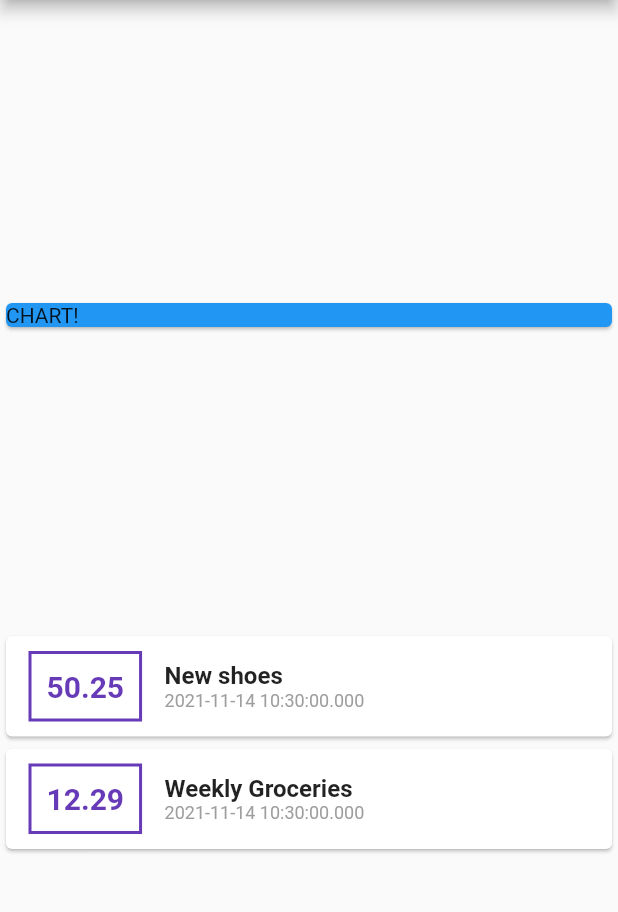
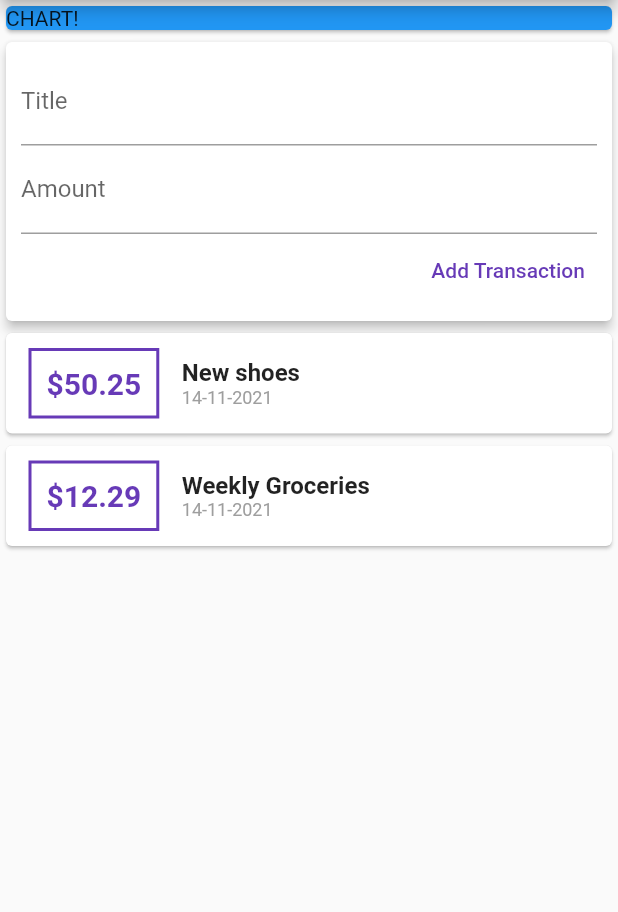
Before and after one commit to PratikJH153/Personal-Expenses-App, a Flutter app: the screen it shows after launch, on a phone screen of 412 x 824 dp, the part 84-996 px from its top. Run offline on Flutter 3.47's test engine with Material 2 defaults, Android fonts, the phone set to English and light mode, and no system bars.

Commit message:
Added Transaction List and It's functionality

```diff
--- a/lib/main.dart
+++ b/lib/main.dart
@@ -1,5 +1,5 @@
+import 'package:expensesapp/widgets/user_transaction.dart';
 import 'package:flutter/material.dart';
-import './models/transaction.dart';
 
 void main() => runApp(const MyApp());
 
@@ -8,7 +8,7 @@ class MyApp extends StatelessWidget {
 
   @override
   Widget build(BuildContext context) {
-    return MaterialApp(
+    return const MaterialApp(
       debugShowCheckedModeBanner: false,
       title: "Personal Expenses App",
       home: HomePage(),
@@ -17,22 +17,7 @@ class MyApp extends StatelessWidget {
 }
 
 class HomePage extends StatelessWidget {
-  HomePage({Key? key}) : super(key: key);
-
-  final List<Transaction> transactions = [
-    Transaction(
-      id: 't1',
-      title: 'New shoes',
-      amount: 50.25,
-      date: DateTime.now(),
-    ),
-    Transaction(
-      id: 't2',
-      title: 'Weekly Groceries',
-      amount: 12.29,
-      date: DateTime.now(),
-    ),
-  ];
+  const HomePage({Key? key}) : super(key: key);
 
   @override
   Widget build(BuildContext context) {
@@ -40,67 +25,15 @@ class HomePage extends StatelessWidget {
       appBar: AppBar(
         title: const Text("Personal Expenses"),
       ),
-      body: Container(
+      body: SingleChildScrollView(
         child: Column(
           crossAxisAlignment: CrossAxisAlignment.stretch,
-          mainAxisAlignment: MainAxisAlignment.spaceEvenly,
-          children: [
-            const Card(
+          children: const [
+            Card(
               color: Colors.blue,
               child: Text("CHART!"),
             ),
-            Column(
-              children: transactions.map(
-                (tx) {
-                  return Card(
-                    child: Row(
-                      children: [
-                        Container(
-                          margin: const EdgeInsets.symmetric(
-                            vertical: 10,
-                            horizontal: 15,
-                          ),
-                          padding: const EdgeInsets.all(10),
-                          decoration: BoxDecoration(
-                            border: Border.all(
-                              color: Colors.deepPurple,
-                              width: 2,
-                            ),
-                          ),
-                          child: Text(
-                            tx.amount.toString(),
-                            style: const TextStyle(
-                              fontWeight: FontWeight.bold,
-                              fontSize: 20,
-                              color: Colors.deepPurple,
-                            ),
-                          ),
-                        ),
-                        Column(
-                          crossAxisAlignment: CrossAxisAlignment.start,
-                          children: [
-                            Text(
-                              tx.title,
-                              style: const TextStyle(
-                                fontWeight: FontWeight.bold,
-                                fontSize: 16,
-                              ),
-                            ),
-                            Text(
-                              tx.date.toString(),
-                              style: const TextStyle(
-                                fontSize: 12,
-                                color: Colors.grey,
-                              ),
-                            )
-                          ],
-                        ),
-                      ],
-                    ),
-                  );
-                },
-              ).toList(),
-            )
+            UserTransaction(),
           ],
         ),
       ),
--- /dev/null
+++ b/lib/widgets/new_transaction.dart
@@ -0,0 +1,46 @@
+import 'package:flutter/material.dart';
+
+class NewTransaction extends StatelessWidget {
+  final Function addTx;
+  NewTransaction(this.addTx, {Key? key}) : super(key: key);
+
+  final TextEditingController _titleController = TextEditingController();
+  final TextEditingController _amountController = TextEditingController();
+
+  @override
+  Widget build(BuildContext context) {
+    return Card(
+      elevation: 3,
+      child: Padding(
+        padding: const EdgeInsets.all(10),
+        child: Column(
+          crossAxisAlignment: CrossAxisAlignment.end,
+          children: [
+            TextField(
+              controller: _titleController,
+              decoration: const InputDecoration(
+                labelText: "Title",
+              ),
+            ),
+            TextField(
+              controller: _amountController,
+              decoration: const InputDecoration(
+                labelText: "Amount",
+              ),
+            ),
+            TextButton(
+              style: TextButton.styleFrom(
+                primary: Colors.deepPurple,
+              ),
+              onPressed: () => addTx(
+                _titleController.text,
+                double.parse(_amountController.text),
+              ),
+              child: const Text("Add Transaction"),
+            ),
+          ],
+        ),
+      ),
+    );
+  }
+}
--- /dev/null
+++ b/lib/widgets/transaction_list.dart
@@ -0,0 +1,67 @@
+import 'package:expensesapp/models/transaction.dart';
+import 'package:flutter/material.dart';
+import 'package:intl/intl.dart';
+
+class TransactionList extends StatelessWidget {
+  final List<Transaction> transactions;
+  const TransactionList(this.transactions, {Key? key}) : super(key: key);
+
+  @override
+  Widget build(BuildContext context) {
+    return SizedBox(
+      height: 385,
+      child: ListView.builder(
+        itemBuilder: (context, index) {
+          final tx = transactions[index];
+          return Card(
+            child: Row(
+              children: [
+                Container(
+                  margin: const EdgeInsets.symmetric(
+                    vertical: 10,
+                    horizontal: 15,
+                  ),
+                  padding: const EdgeInsets.all(10),
+                  decoration: BoxDecoration(
+                    border: Border.all(
+                      color: Colors.deepPurple,
+                      width: 2,
+                    ),
+                  ),
+                  child: Text(
+                    "\$${tx.amount}",
+                    style: const TextStyle(
+                      fontWeight: FontWeight.bold,
+                      fontSize: 20,
+                      color: Colors.deepPurple,
+                    ),
+                  ),
+                ),
+                Column(
+                  crossAxisAlignment: CrossAxisAlignment.start,
+                  children: [
+                    Text(
+                      tx.title,
+                      style: const TextStyle(
+                        fontWeight: FontWeight.bold,
+                        fontSize: 16,
+                      ),
+                    ),
+                    Text(
+                      DateFormat("dd-MM-yyyy").format(tx.date),
+                      style: const TextStyle(
+                        fontSize: 12,
+                        color: Colors.grey,
+                      ),
+                    )
+                  ],
+                ),
+              ],
+            ),
+          );
+        },
+        itemCount: transactions.length,
+      ),
+    );
+  }
+}
--- /dev/null
+++ b/lib/widgets/user_transaction.dart
@@ -0,0 +1,51 @@
+import 'package:expensesapp/widgets/new_transaction.dart';
+import 'package:expensesapp/widgets/transaction_list.dart';
+import 'package:flutter/material.dart';
+import '../models/transaction.dart';
+
+class UserTransaction extends StatefulWidget {
+  const UserTransaction({Key? key}) : super(key: key);
+
+  @override
+  _UserTransactionState createState() => _UserTransactionState();
+}
+
+class _UserTransactionState extends State<UserTransaction> {
+  final List<Transaction> _transactions = [
+    Transaction(
+      id: 't1',
+      title: 'New shoes',
+      amount: 50.25,
+      date: DateTime.now(),
+    ),
+    Transaction(
+      id: 't2',
+      title: 'Weekly Groceries',
+      amount: 12.29,
+      date: DateTime.now(),
+    ),
+  ];
+
+  void _addTransaction(String title, double amount) {
+    final Transaction newTx = Transaction(
+      id: DateTime.now().toString(),
+      title: title,
+      amount: amount,
+      date: DateTime.now(),
+    );
+
+    setState(() {
+      _transactions.add(newTx);
+    });
+  }
+
+  @override
+  Widget build(BuildContext context) {
+    return Column(
+      children: [
+        NewTransaction(_addTransaction),
+        TransactionList(_transactions),
+      ],
+    );
+  }
+}
--- a/pubspec.yaml
+++ b/pubspec.yaml
@@ -29,7 +29,7 @@ environment:
 dependencies:
   flutter:
     sdk: flutter
-
+  intl: ^0.17.0
 
   # The following adds the Cupertino Icons font to your application.
   # Use with the CupertinoIcons class for iOS style icons.
```
Also changed, not shown: pubspec.lock.
